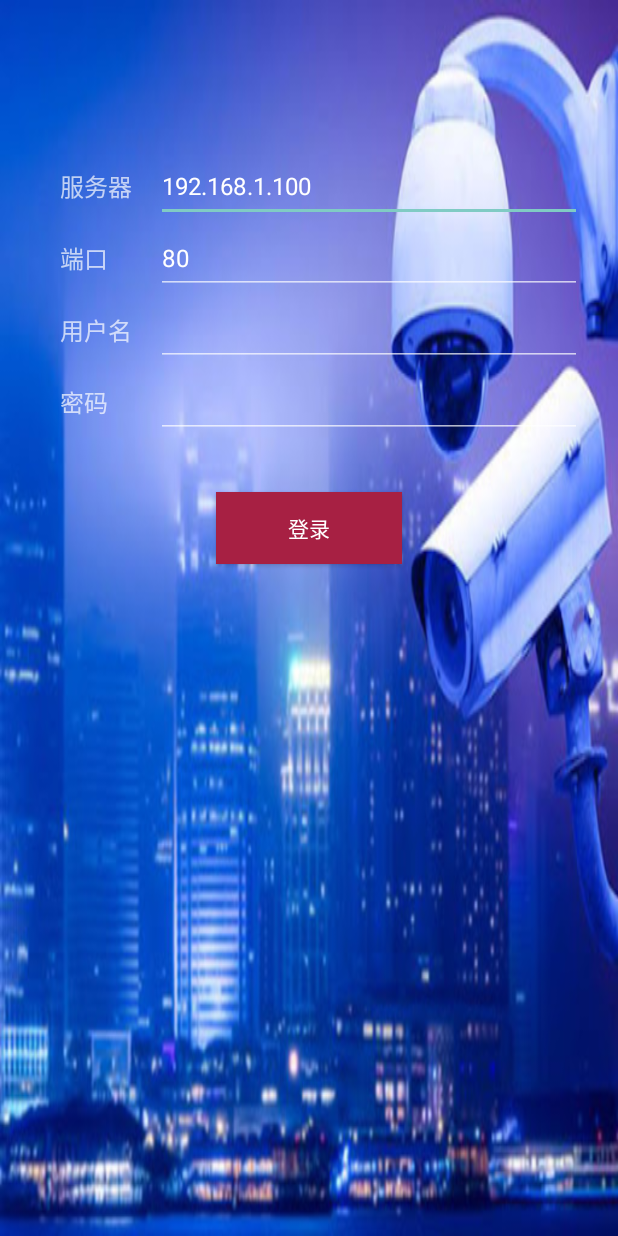
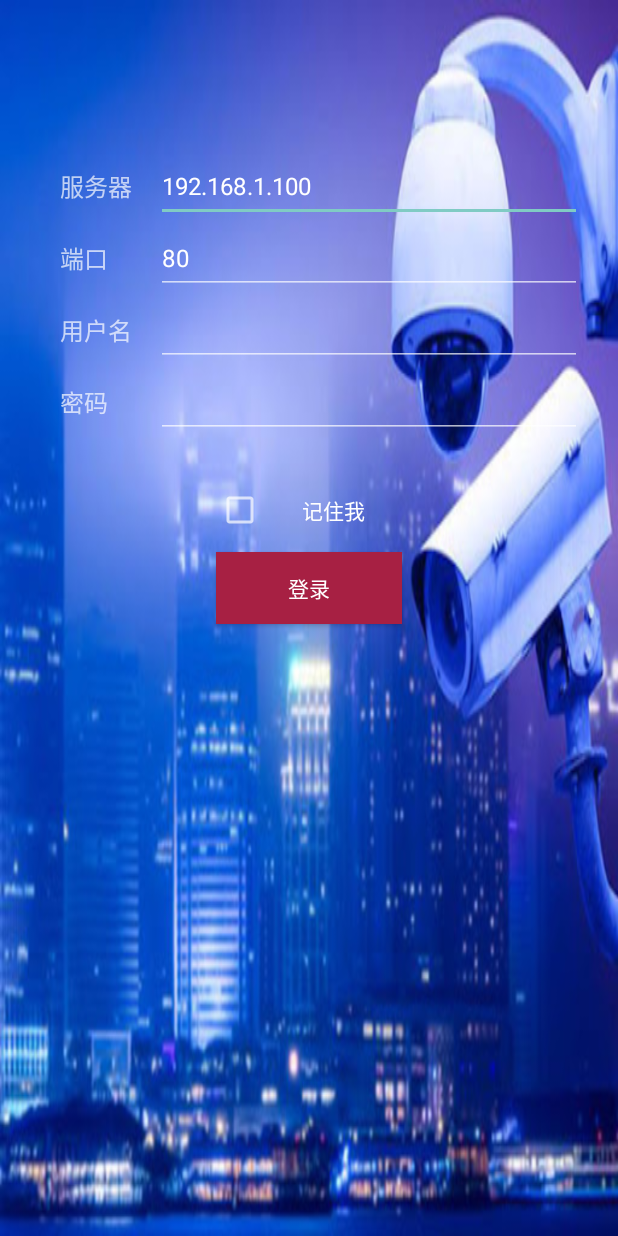
Before and after one commit to lixiangyuan98/owatch-android, an Android app: the screen it shows after launch (MainActivity), on a phone screen of 412 x 824 dp. Run offline under Robolectric (Android 15) with nearby library versions, the phone set to English and light mode, and no system bars.

Commit message:
增加记住密码选项；美化界面

```diff
--- a/app/src/main/java/cn/edu/bupt/owatch/MainActivity.java
+++ b/app/src/main/java/cn/edu/bupt/owatch/MainActivity.java
@@ -1,7 +1,7 @@
 package cn.edu.bupt.owatch;
 
 import android.content.Intent;
-import android.net.TrafficStats;
+import android.content.SharedPreferences;
 import android.os.Bundle;
 import android.os.Handler;
 import android.os.Message;
@@ -9,6 +9,7 @@ import android.util.Log;
 import android.view.View;
 import android.widget.AdapterView;
 import android.widget.Button;
+import android.widget.CheckBox;
 import android.widget.EditText;
 import android.widget.ListView;
 import android.widget.Toast;
@@ -38,6 +39,12 @@ public class MainActivity extends AppCompatActivity implements View.OnClickListe
     private InfoAdapter adapter;
     private Handler uiHandler = new Handler(new UIHandler());
     private DataHolder dataHolder;
+
+    private EditText usernameText;
+    private EditText passwordText;
+    private SharedPreferences sharedPreferences;
+    private CheckBox rememberMeCheck;
+
 
     class UIHandler implements Handler.Callback, AdapterView.OnItemClickListener {
         @Override
@@ -91,8 +98,17 @@ public class MainActivity extends AppCompatActivity implements View.OnClickListe
         Button loginBtn = findViewById(R.id.login_button);
         loginBtn.setOnClickListener(this);
 
+        usernameText = findViewById(R.id.username_input);
+        passwordText = findViewById(R.id.password_input);
+        rememberMeCheck = findViewById(R.id.remember);
+        sharedPreferences = getApplicationContext().getSharedPreferences("pref", MODE_PRIVATE);
+        if (sharedPreferences.getBoolean("checked", false)) {
+            usernameText.setText(sharedPreferences.getString("username", ""));
+            passwordText.setText(sharedPreferences.getString("password", ""));
+            rememberMeCheck.setChecked(true);
+        }
         client = new OkHttpClient.Builder().build();
-        dataHolder = (DataHolder)getApplication();
+        dataHolder = (DataHolder) getApplication();
     }
 
     @Override
@@ -100,8 +116,6 @@ public class MainActivity extends AppCompatActivity implements View.OnClickListe
         if (v.getId() == R.id.login_button) {
             EditText serverText = findViewById(R.id.server_input);
             EditText portText = findViewById(R.id.port_input);
-            EditText usernameText = findViewById(R.id.username_input);
-            EditText passwordText = findViewById(R.id.password_input);
 
             String server = serverText.getText().toString();
             if (server.equals("")) {
@@ -123,6 +137,17 @@ public class MainActivity extends AppCompatActivity implements View.OnClickListe
                 showToast("密码不能为空");
                 return;
             }
+
+            // 保存用户名和密码
+            SharedPreferences.Editor editor = sharedPreferences.edit();
+            if (rememberMeCheck.isChecked()) {
+                editor.putBoolean("checked", true);
+                editor.putString("username", username);
+                editor.putString("password", password);
+            } else {
+                editor.clear();
+            }
+            editor.apply();
 
             Request req = new Request.Builder()
                     .header("username", username)
--- a/app/src/main/java/cn/edu/bupt/owatch/adapter/FileAdapter.java
+++ b/app/src/main/java/cn/edu/bupt/owatch/adapter/FileAdapter.java
@@ -22,9 +22,7 @@ public class FileAdapter extends BaseAdapter {
     }
 
     public FileAdapter(Context context, List<String> files) {
-        this.files = new ArrayList<>();
-        this.files.add("实时视频");
-        this.files.addAll(files);
+        this.files = files;
         this.context = context;
     }
 
--- a/app/src/main/res/layout/activity_main.xml
+++ b/app/src/main/res/layout/activity_main.xml
@@ -111,13 +111,24 @@
 
         </FrameLayout>
 
+        <CheckBox
+            android:id="@+id/remember"
+            android:layout_width="match_parent"
+            android:layout_height="32dp"
+            android:layout_below="@id/password_layout"
+            android:gravity="center"
+            android:layout_marginTop="32dp"
+            android:layout_marginStart="120dp"
+            android:layout_marginEnd="120dp"
+            android:text="记住我"/>
+
         <Button
             android:id="@+id/login_button"
             android:layout_width="match_parent"
             android:layout_height="48dp"
             android:background="@color/colorAccent"
-            android:layout_below="@id/password_layout"
-            android:layout_marginTop="36dp"
+            android:layout_below="@id/remember"
+            android:layout_marginTop="12dp"
             android:gravity="center"
             android:layout_marginStart="120dp"
             android:layout_marginEnd="120dp"
```
Also changed, not shown: app/src/main/java/cn/edu/bupt/owatch/PlayActivity.java (+40 -37 lines), app/src/main/res/layout/activity_play.xml (+23 -3 lines).
